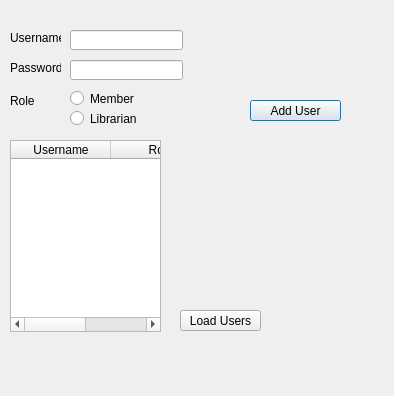
The window that adminpage.ui (youstina-saleh/Librarystem) describes before a commit, drawn with Qt 5.
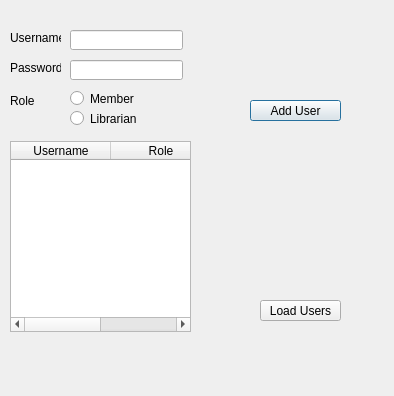
The same window after the commit.

What changed in the file:
```diff
--- a/adminpage.ui
+++ b/adminpage.ui
@@ -115,9 +115,9 @@
    <property name="geometry">
     <rect>
      <x>10</x>
-     <y>140</y>
-     <width>151</width>
-     <height>192</height>
+     <y>141</y>
+     <width>181</width>
+     <height>191</height>
     </rect>
    </property>
    <column>
@@ -134,8 +134,8 @@
   <widget class="QPushButton" name="pushButton_load">
    <property name="geometry">
     <rect>
-     <x>180</x>
-     <y>310</y>
+     <x>260</x>
+     <y>300</y>
      <width>81</width>
      <height>21</height>
     </rect>
```
Left out of the diff: 3 changed lines with no effect on the pictures.
